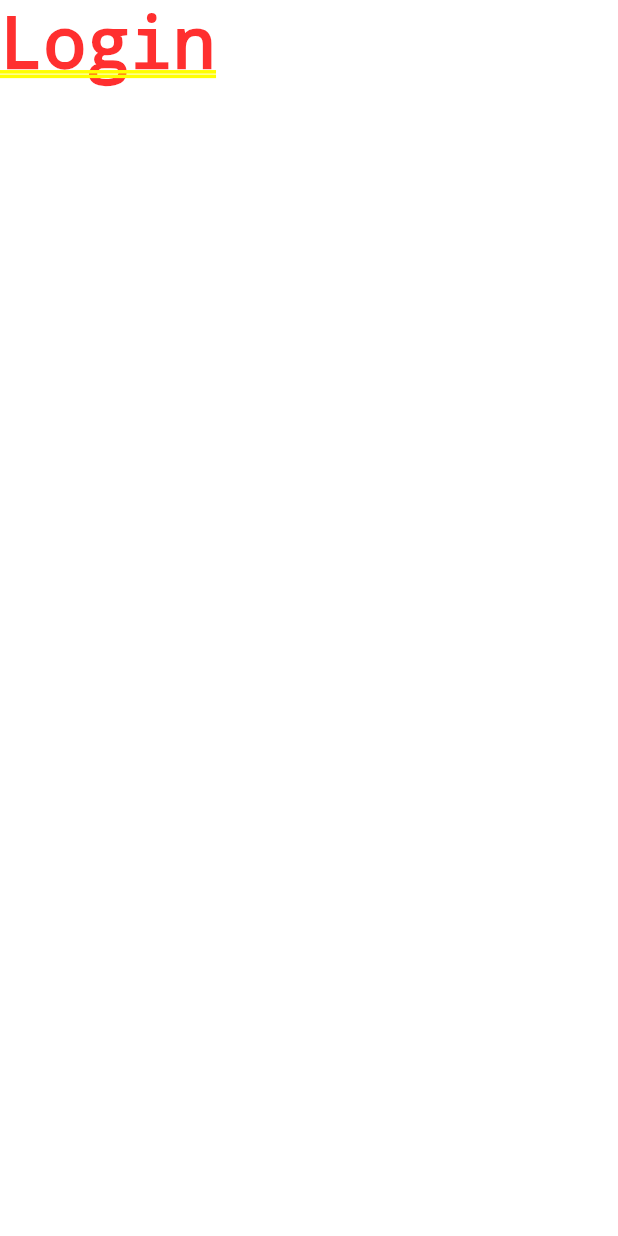
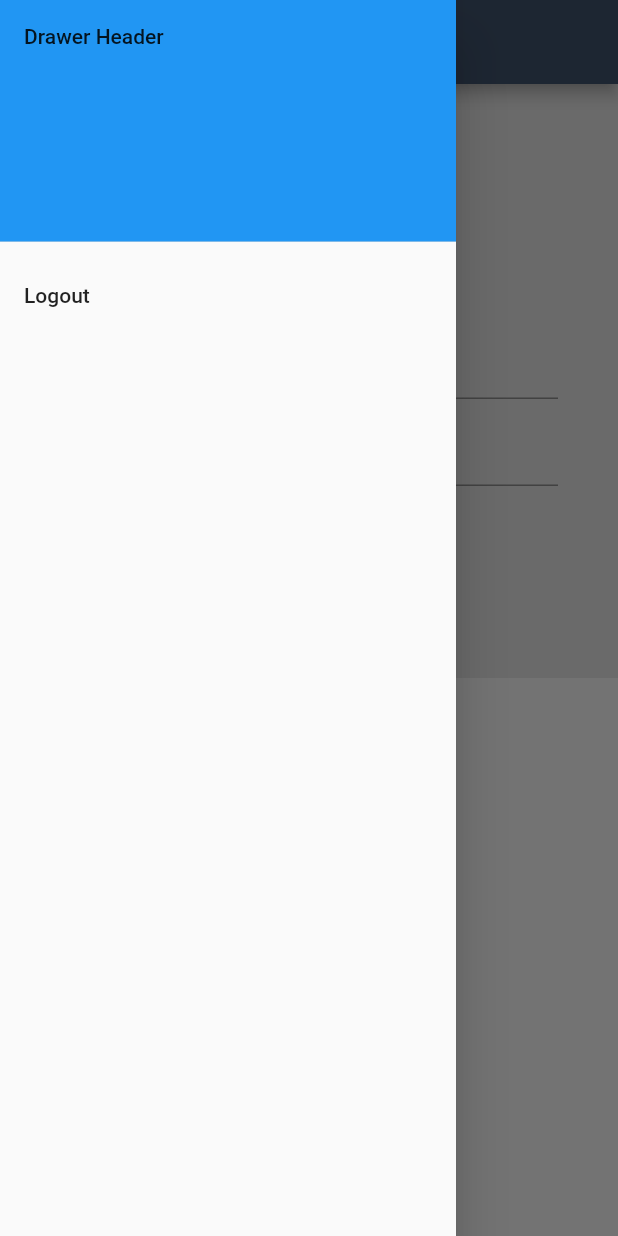
Before and after one commit to Ali7med/flutter_menu_app, a Flutter app: the screen it shows after launch, with the side drawer open (before the commit the screen has no drawer), on a phone screen of 412 x 824 dp. Run offline on Flutter 3.47's test engine with Material 2 defaults, Android fonts, the phone set to English and light mode, and no system bars; our stand-ins replace shared_preferences; missing offline and left inert: multiple_screens, mysql1, split_view.

Commit message:
add Home , Login page

```diff
--- a/lib/controller/userController.dart
+++ b/lib/controller/userController.dart
@@ -1,9 +1,12 @@
 
-import 'package:flutter_menu_app/models/api/user.dart';
-import 'package:flutter_menu_app/models/user/user.dart';
+import 'package:flutter_menu_app/models/api/userApi.dart';
+import 'package:flutter_menu_app/models/user/loginDTO.dart';
+import 'package:flutter_menu_app/models/user/loginResponse.dart';
+import 'package:flutter_menu_app/models/user/userDate.dart';
+import 'package:shared_preferences/shared_preferences.dart';
 
 class UserController{
-  UserApi userAPI = UserApi();
+  userApi userAPI = userApi();
 
  Future <List<User>> getUsers() async {
      List<User>  users=[];
@@ -13,4 +16,25 @@ class UserController{
   }
   return users;
  }
+
+
+  Future<bool> login(LoginDTO loginDTO) async{
+   LoginResponse result = await userAPI.login(loginDTO);
+    if(result!=null){
+      SharedPreferences _pref=await SharedPreferences.getInstance();
+       _pref.setString('access_token',result.access_token);
+      return true;
+    }
+    return false;
+  }
+
+  Future<bool> isLogin() async{
+    SharedPreferences _pref=await SharedPreferences.getInstance();
+    if(_pref.getString('access_token') !=null) return true;
+    return false;
+  }
+
+  Future<bool> logout(){
+   return userAPI.logout();
+  }
 }
--- a/lib/main.dart
+++ b/lib/main.dart
@@ -1,8 +1,5 @@
 import 'package:flutter/material.dart';
-import 'package:flutter_menu_app/screens/Cinamana/Cinamana.dart';
-import 'package:flutter_menu_app/screens/multi2.dart';
-import 'package:flutter_menu_app/screens/mutli_screen.dart';
-import 'package:flutter_menu_app/views/IUser.dart';
+import 'package:flutter_menu_app/views/IHome.dart';
 import 'package:flutter_menu_app/views/ILogin.dart';
 import 'package:shared_preferences/shared_preferences.dart';
 
@@ -12,11 +9,12 @@ import 'package:shared_preferences/shared_preferences.dart';
   // ignore: non_constant_identifier_names
   Widget Home;
   SharedPreferences _prefs = await SharedPreferences.getInstance();
-  final String _access_token=_prefs.getString('access_token');
-  if(_access_token==null){
+  // ignore: non_constant_identifier_names
+  final String AccessToken=_prefs.getString('access_token');
+  if(AccessToken==null){
     Home=ILogin();
   }else{
-    Home=IUser();
+    Home=IHome();
   }
   runApp(App(Home));
 }
@@ -31,7 +29,7 @@ class App extends StatelessWidget {
     return   MaterialApp(
       home:  _homeScreen,
       debugShowCheckedModeBanner: false,
-      theme: ThemeData(primaryColor: Color.fromRGBO(4, 21, 31,1)),
+      theme: ThemeData(primaryColor: Color.fromRGBO(63, 83, 108,1)),
     );
   }
 }
--- /dev/null
+++ b/lib/models/api/userApi.dart
@@ -0,0 +1,68 @@
+import 'dart:convert';
+
+import 'package:flutter_menu_app/Utilities/utilities.dart';
+import 'package:flutter_menu_app/models/user/loginDTO.dart';
+import 'package:flutter_menu_app/models/user/loginResponse.dart';
+import 'package:http/http.dart' as http;
+import 'package:shared_preferences/shared_preferences.dart';
+
+// ignore: camel_case_types
+class userApi {
+
+  Future getUser() async {
+    SharedPreferences _perf=await SharedPreferences.getInstance();
+
+    String _accessToken = _perf.getString('access_token');
+    if(_accessToken==null) return null;
+    Uri url = Uri.parse(Utilites.GetUsers);
+    Map<String, String> header = {
+      'Accept': 'application/json',
+      'Authorization': 'Bearer ' + _accessToken
+    };
+    http.Response response = await http.get(url, headers: header);
+    switch (response.statusCode) {
+      case 200:
+      case 201:
+        var data = jsonDecode(response.body);
+        return data;
+        break;
+      default:
+        throw Exception('Server not respond State [' +
+            response.statusCode.toString() +
+            ']! ' +
+            response.body);
+        break;
+    }
+  }
+
+  // ignore: missing_return
+  Future<LoginResponse> login(LoginDTO loginDTO) async {
+    String _path = Utilites.LoginUrl +
+        '?email=' +
+        loginDTO.email +
+        '&&password=' +
+        loginDTO.password;
+    Uri url = Uri.parse(_path);
+    Map<String, String> header = {'Accept': 'application/json'};
+    http.Response _response = await http.get(url, headers: header);
+    if (_response.statusCode == 200) {
+      var result = jsonDecode(_response.body);
+      return LoginResponse(
+          result['ID'], result['Name'], result['access_token']);
+    } else if (_response.statusCode == 401) {
+      return null;
+    }
+  }
+
+  // ignore: missing_return
+  Future<bool> logout() async {
+    SharedPreferences _perf=await SharedPreferences.getInstance();
+    try{
+      _perf.remove('access_token');
+      return true;
+    }catch(e){
+      print(e.toString());
+      return false;
+    }
+  }
+}
--- /dev/null
+++ b/lib/models/user/loginDTO.dart
@@ -0,0 +1,5 @@
+class LoginDTO{
+  final String email;
+  final String  password;
+  LoginDTO(this.email, this.password);
+}
--- /dev/null
+++ b/lib/models/user/loginResponse.dart
@@ -0,0 +1,6 @@
+class LoginResponse{
+  final int ID;
+  final   String Name,access_token;
+  LoginResponse(this.ID, this.Name, this.access_token);
+
+}
--- /dev/null
+++ b/lib/utilities/utilities.dart
@@ -0,0 +1,5 @@
+class Utilites{
+  static const String BaseUrl="http://192.168.0.101/MenuApp/public/api";
+  static const String LoginUrl=BaseUrl+"/Login";
+  static const String GetUsers=BaseUrl+"/getUsers";
+}
--- a/lib/views/ILogin.dart
+++ b/lib/views/ILogin.dart
@@ -1,4 +1,9 @@
 import 'package:flutter/cupertino.dart';
+import 'package:flutter/material.dart';
+import 'package:flutter_menu_app/controller/userController.dart';
+import 'package:flutter_menu_app/models/user/loginDTO.dart';
+import 'package:flutter_menu_app/views/IUser.dart';
+import 'package:flutter_menu_app/views/utilites/DrawerPage.dart';
 
 class ILogin extends StatefulWidget {
   @override
@@ -6,10 +11,101 @@ class ILogin extends StatefulWidget {
 }
 
 class _ILoginState extends State<ILogin> {
+  var _form = GlobalKey<FormState>();
+  TextEditingController _email = TextEditingController();
+  TextEditingController _password = TextEditingController();
+  UserController _userController = UserController();
   @override
   Widget build(BuildContext context) {
-    return Container(
-      child: Text('Login'),
+    return Scaffold(
+      appBar: AppBar(
+        title: Text("Home"),
+      ),
+      body: Page(),
+      drawer: Drawer(
+        child: DrawerPage() ,
+      ),
+    );
+  }
+Widget Page(){
+    return  SingleChildScrollView(
+        child: Container(
+          padding: EdgeInsets.all(40),
+          color: Color.fromRGBO(230, 230, 230, 1),
+          child: Form(
+            key: _form,
+            child: Column(
+              children: <Widget>[welcomeText(), specar(10),email(), specar(10), password(), specar(40), submitButton()],
+            ),
+          ),
+        ));
+}
+Widget welcomeText(){
+return ListTile(
+  title: Text("Login",style: TextStyle(color: Colors.black87,fontSize: 26),),
+contentPadding: EdgeInsets.all(20),
+  subtitle: Text("Please enter your Information :",style: TextStyle(color: Colors.black87,fontSize: 18),),
+);
+}
+  Widget email() {
+    return TextFormField(
+      controller: _email,
+      decoration: InputDecoration(hintText: 'Enter Your Email'),
+      validator: (email) {
+        // ignore: missing_return
+        if (email.isEmpty) {
+          return "Must to enter Email";
+          // ignore: missing_return
+        }
+        Pattern pattern =
+            r'^(([^<>()[\]\\.,;:\s@\"]+(\.[^<>()[\]\\.,;:\s@\"]+)*)|(\".+\"))@((\[[0-9]{1,3}\.[0-9]{1,3}\.[0-9]{1,3}\.[0-9]{1,3}\])|(([a-zA-Z\-0-9]+\.)+[a-zA-Z]{2,}))$';
+        RegExp regex = new RegExp(pattern);
+        return (!regex.hasMatch(email)) ? 'Please enter valid email !' : null;
+      },
+    );
+  }
+
+  Widget password() {
+    return TextFormField(
+      controller: _password,
+      obscureText: true,
+      decoration: InputDecoration(hintText: "Password"),
+      validator: (pass) {
+        if (pass.isEmpty) {
+          return 'enter password';
+        } else if (pass.length < 3) {
+          return 'Must a password more then 3 chars';
+        }
+      },
+    );
+  }
+
+  Widget specar(double size) {
+    return SizedBox(
+      height: size,
+    );
+  }
+
+  Widget submitButton() {
+    return ElevatedButton(
+      style: ButtonStyle(
+        backgroundColor: MaterialStateProperty.all(Colors.deepOrange) ,
+        padding:MaterialStateProperty.all( EdgeInsets.only(bottom: 15,top: 15,right: 50 , left: 50))
+      ),
+      child: Text(
+        'Login',
+        style: TextStyle(color: Colors.black87, fontWeight: FontWeight.bold),
+      ),
+      onPressed: () async {
+      if(_form.currentState.validate()){
+        var result=_userController.login(
+           LoginDTO(_email.text, _password.text)
+        );
+        Navigator.of(context).push(
+            MaterialPageRoute(builder:(context) =>IUser())
+        );
+      }
+      },
     );
   }
 }
--- a/lib/views/IUser.dart
+++ b/lib/views/IUser.dart
@@ -1,7 +1,7 @@
 import 'package:flutter/cupertino.dart';
 import 'package:flutter/material.dart';
 import 'package:flutter_menu_app/controller/userController.dart';
-import 'package:flutter_menu_app/models/user/user.dart';
+import 'package:flutter_menu_app/models/user/userDate.dart';
 
  class IUser extends StatefulWidget {
    @override
@@ -99,7 +99,9 @@ Widget _drawUser(BuildContext context, List<User> users) {
             subtitle: Text(users[position].email),
             trailing: IconButton(
               icon: Icon(Icons.favorite_border),
-              onPressed: () async {},
+              onPressed: () async {
+
+              },
             ),
           ),
         ),
--- a/lib/views/home.dart
+++ b/lib/views/home.dart
@@ -126,7 +126,7 @@ Widget _drawUser(BuildContext context, List<User1> users) {
 Future<List<User1>> getDate({page}) async{
   List<User1> users=[];
   UserController _userController = UserController(UserAPI());
-  try{print(1);
+  try{
      var data= _userController.getUsers(page : page) ;
      return data;
   }catch(ex){
--- /dev/null
+++ b/lib/views/utilites/DrawerPage.dart
@@ -0,0 +1,69 @@
+import 'package:flutter/material.dart';
+import 'package:flutter_menu_app/controller/userController.dart';
+
+import '../ILogin.dart';
+
+class DrawerPage extends StatefulWidget {
+  @override
+  _DrawerPageState createState() => _DrawerPageState();
+}
+
+class _DrawerPageState extends State<DrawerPage> {
+  UserController _userController = UserController();
+
+  @override
+  Widget build(BuildContext context) {
+    bool islogin=true;
+    setState(() {
+      _userController.isLogin().then((value) => islogin);
+    });
+    return Container(
+      // Add a ListView to the drawer. This ensures the user can scroll
+      // through the options in the drawer if there isn't enough vertical
+      // space to fit everything.
+      child: ListView(
+        // Important: Remove any padding from the ListView.
+        padding: EdgeInsets.zero,
+        children: <Widget>[
+          DrawerHeader(
+            child: Text('Drawer Header'),
+            decoration: BoxDecoration(
+              color: Colors.blue,
+            ),
+          ),
+          islogin?Logout():Login(),
+          islogin? Container():Registration()
+        ],
+      ),
+    );
+  }
+
+  Widget Logout() {
+    return ListTile(
+      title: Text('Logout'),
+      onTap: () {
+        //setState(() => islogin=_userController.logout());
+      },
+    );
+  }
+
+  Widget Registration() {
+    return ListTile(
+      title: Text('Registration'),
+      onTap: () {
+        // Update the state of the app.
+        // ...
+      },
+    );
+  }
+
+  Widget Login() {
+    return ListTile(
+      title: Text('Login'),
+      onTap: () {
+        Navigator.of(context)
+            .push(MaterialPageRoute(builder: (context) => ILogin()));
+      },
+    );
+  }
+}
```
Also changed, not shown: lib/models/api/user.dart (deleted, +0 -30 lines), lib/views/IHome.dart (added, +31 -0 lines), lib/views/IRegister.dart (added, +15 -0 lines), lib/models/user/userDate.dart (renamed from lib/models/user/user.dart).
